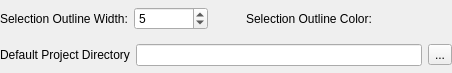
This is src/dialogs/preferences/worldsettings.ui in jahshaka/Studio as Qt 5 draws it before an edit. The edited form follows.
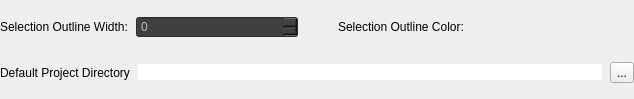
This is the edited form. Icons and pictures are not drawn. Custom widgets are drawn as their Qt base class.

Commit message: Update user facing dialogs

Patch:
```diff
--- a/src/dialogs/preferences/worldsettings.ui
+++ b/src/dialogs/preferences/worldsettings.ui
@@ -6,14 +6,68 @@
    <rect>
     <x>0</x>
     <y>0</y>
-    <width>452</width>
-    <height>73</height>
+    <width>634</width>
+    <height>99</height>
    </rect>
   </property>
   <property name="windowTitle">
    <string>Form</string>
   </property>
-  <layout class="QVBoxLayout" name="verticalLayout">
+  <property name="styleSheet">
+   <string notr="true">
+/* Double Spin Box */
+QDoubleSpinBox {
+   /*	padding-right: 15px; /* make room for the arrows */
+    border-width: 3px;
+	/*border-right: 18px solid #1e1e1e; /* hide a 1px gap */
+	background-color: #404040;
+	selection-color: #BBB;
+    /*border-image: url(:/app/images/frame.png) 4; */
+    color: #BBB;
+}
+
+QDoubleSpinBox:hover {
+    border: 1px solid rgb(30, 144, 255);
+}
+
+QDoubleSpinBox::up-button {
+	background-color: #4d4d4d;
+    subcontrol-origin: border;
+    subcontrol-position: top right; /* position at the top right corner */
+
+    width: 15px; /* 16 + 2*1px border-width = 15px padding + 3px parent border */
+    border-image: url(:/app/icons/chevron-arrow-up.svg);
+    border-width: 1px;
+}
+
+QDoubleSpinBox::up-button:hover {
+    background-color: rgb(30, 144, 255);
+}
+
+QDoubleSpinBox::up-button:pressed {
+    background-color: rgb(30, 144, 255);
+}
+
+QDoubleSpinBox::down-button {
+	background-color: #4d4d4d;
+    subcontrol-origin: border;
+    subcontrol-position: bottom right; /* position at bottom right corner */
+	margin-top: -1px;
+    width: 15px;
+    border-image: url(:/app/icons/chevron-arrow-down.svg);
+    border-width: 1px;
+    border-top-width: 1px;
+}
+
+QDoubleSpinBox::down-button:hover {
+    background-color: rgb(30, 144, 255);
+}
+
+QDoubleSpinBox::down-button:pressed {
+    background-color: rgb(30, 144, 255);
+}</string>
+  </property>
+  <layout class="QGridLayout" name="gridLayout">
    <property name="leftMargin">
     <number>0</number>
    </property>
@@ -26,7 +80,10 @@
    <property name="bottomMargin">
     <number>0</number>
    </property>
-   <item>
+   <property name="spacing">
+    <number>8</number>
+   </property>
+   <item row="0" column="0">
     <layout class="QHBoxLayout" name="horizontalLayout_3">
      <item>
       <widget class="QLabel" name="label_3">
@@ -42,12 +99,18 @@
       </widget>
      </item>
      <item>
-      <widget class="QSpinBox" name="outlineWidth">
+      <widget class="QDoubleSpinBox" name="outlineWidth">
+       <property name="sizePolicy">
+        <sizepolicy hsizetype="Preferred" vsizetype="Fixed">
+         <horstretch>0</horstretch>
+         <verstretch>0</verstretch>
+        </sizepolicy>
+       </property>
+       <property name="decimals">
+        <number>0</number>
+       </property>
        <property name="maximum">
-        <number>10</number>
-       </property>
-       <property name="value">
-        <number>5</number>
+        <double>10.000000000000000</double>
        </property>
       </widget>
      </item>
@@ -98,7 +161,7 @@
      </item>
     </layout>
    </item>
-   <item>
+   <item row="1" column="0">
     <layout class="QHBoxLayout" name="horizontalLayout">
      <item>
       <widget class="QLabel" name="label">
@@ -108,7 +171,11 @@
       </widget>
      </item>
      <item>
-      <widget class="QLineEdit" name="projectDefault"/>
+      <widget class="QLineEdit" name="projectDefault">
+       <property name="frame">
+        <bool>false</bool>
+       </property>
+      </widget>
      </item>
      <item>
       <widget class="QToolButton" name="browseProject">
```
The commit also changes 4 other files.
